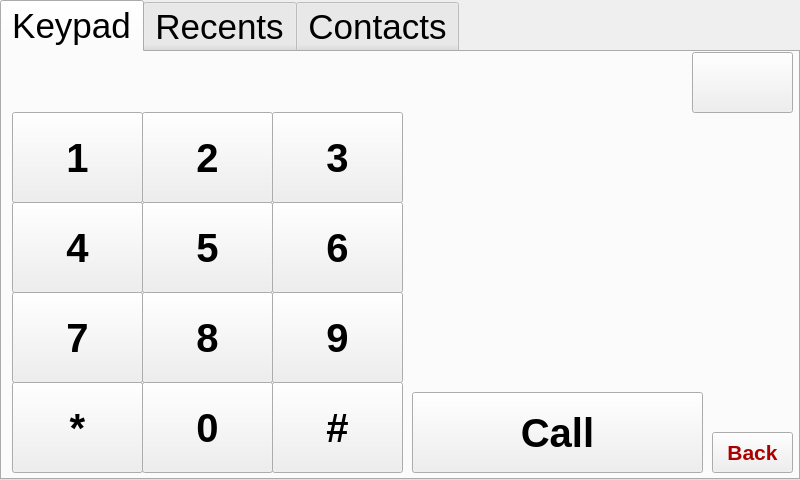
This is RPI/GUI/UI/Phone.ui in YehiaEhab16/FOTA_Graduation-Project-2022 as Qt 5 draws it before an edit. The edited form follows.
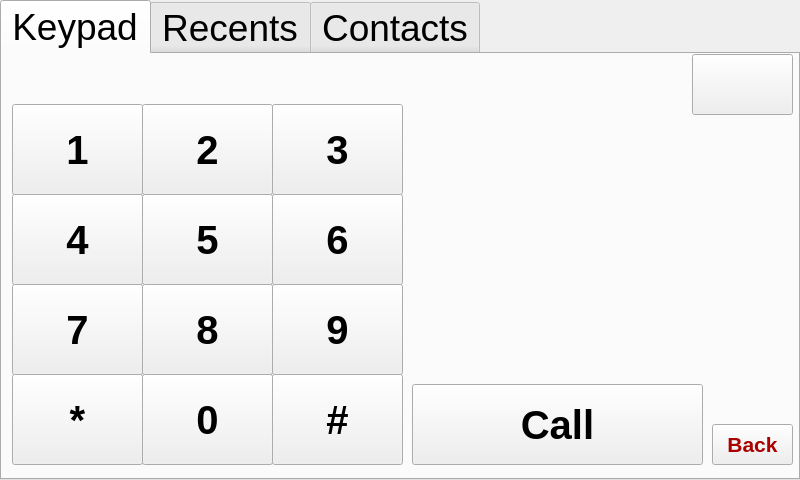
This is the edited form. Icons and pictures are not drawn.

Commit message: Changed some UI & Trying to debug music player

The edit to the form file:
```diff
--- a/RPI/GUI/UI/Phone.ui
+++ b/RPI/GUI/UI/Phone.ui
@@ -12,7 +12,7 @@
   </property>
   <property name="font">
    <font>
-    <pointsize>26</pointsize>
+    <pointsize>28</pointsize>
    </font>
   </property>
   <property name="windowTitle">
@@ -1285,7 +1285,7 @@
     <property name="geometry">
      <rect>
       <x>10</x>
-      <y>60</y>
+      <y>50</y>
       <width>131</width>
       <height>91</height>
      </rect>
@@ -1310,7 +1310,7 @@
     <property name="geometry">
      <rect>
       <x>140</x>
-      <y>60</y>
+      <y>50</y>
       <width>131</width>
       <height>91</height>
      </rect>
@@ -1335,7 +1335,7 @@
     <property name="geometry">
      <rect>
       <x>270</x>
-      <y>60</y>
+      <y>50</y>
       <width>131</width>
       <height>91</height>
      </rect>
@@ -1360,7 +1360,7 @@
     <property name="geometry">
      <rect>
       <x>10</x>
-      <y>150</y>
+      <y>140</y>
       <width>131</width>
       <height>91</height>
      </rect>
@@ -1385,7 +1385,7 @@
     <property name="geometry">
      <rect>
       <x>270</x>
-      <y>150</y>
+      <y>140</y>
       <width>131</width>
       <height>91</height>
      </rect>
@@ -1410,7 +1410,7 @@
     <property name="geometry">
      <rect>
       <x>140</x>
-      <y>150</y>
+      <y>140</y>
       <width>131</width>
       <height>91</height>
      </rect>
@@ -1435,7 +1435,7 @@
     <property name="geometry">
      <rect>
       <x>10</x>
-      <y>240</y>
+      <y>230</y>
       <width>131</width>
       <height>91</height>
      </rect>
@@ -1460,7 +1460,7 @@
     <property name="geometry">
      <rect>
       <x>270</x>
-      <y>240</y>
+      <y>230</y>
       <width>131</width>
       <height>91</height>
      </rect>
@@ -1485,7 +1485,7 @@
     <property name="geometry">
      <rect>
       <x>140</x>
-      <y>240</y>
+      <y>230</y>
       <width>131</width>
       <height>91</height>
      </rect>
@@ -1510,7 +1510,7 @@
     <property name="geometry">
      <rect>
       <x>10</x>
-      <y>330</y>
+      <y>320</y>
       <width>131</width>
       <height>91</height>
      </rect>
@@ -1535,7 +1535,7 @@
     <property name="geometry">
      <rect>
       <x>270</x>
-      <y>330</y>
+      <y>320</y>
       <width>131</width>
       <height>91</height>
      </rect>
@@ -1560,7 +1560,7 @@
     <property name="geometry">
      <rect>
       <x>140</x>
-      <y>330</y>
+      <y>320</y>
       <width>131</width>
       <height>91</height>
      </rect>
@@ -1633,7 +1633,7 @@
     <property name="geometry">
      <rect>
       <x>710</x>
-      <y>380</y>
+      <y>370</y>
       <width>81</width>
       <height>41</height>
      </rect>
@@ -1656,7 +1656,7 @@
     <property name="geometry">
      <rect>
       <x>410</x>
-      <y>340</y>
+      <y>330</y>
       <width>291</width>
       <height>81</height>
      </rect>
@@ -1696,7 +1696,7 @@
       <x>10</x>
       <y>0</y>
       <width>681</width>
-      <height>51</height>
+      <height>41</height>
      </rect>
     </property>
     <property name="font">
```
The commit also changes 3 other files.
